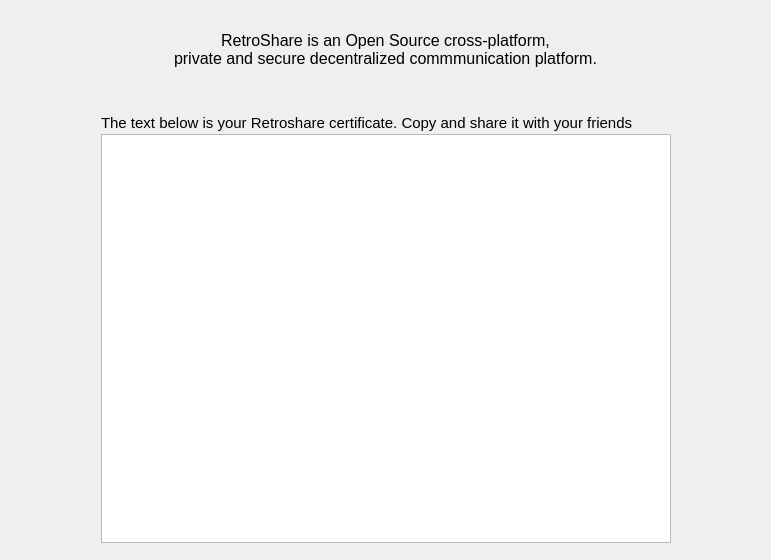
Old version of the form retroshare-gui/src/gui/HomePage.ui in the repository RetroShare/RetroShare.
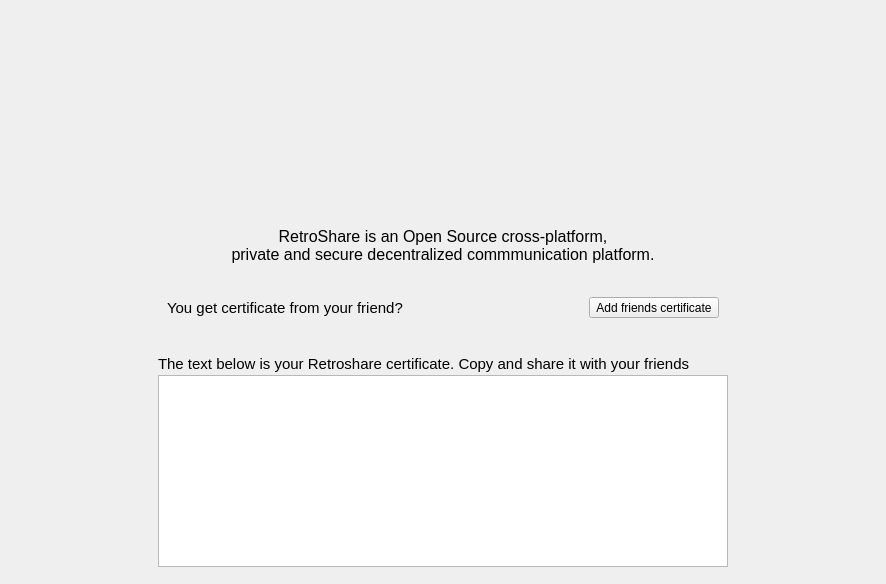
New version of the form. Icons and pictures are not drawn.

Commit message: Added "Add friends Certificate" Button for Home View, for call easy the Text Page for Paste friends Cert faster.

Diff of the .ui file:
```diff
--- a/retroshare-gui/src/gui/HomePage.ui
+++ b/retroshare-gui/src/gui/HomePage.ui
@@ -6,49 +6,34 @@
    <rect>
     <x>0</x>
     <y>0</y>
-    <width>771</width>
-    <height>560</height>
+    <width>886</width>
+    <height>584</height>
    </rect>
   </property>
   <property name="windowTitle">
    <string>Form</string>
   </property>
-  <layout class="QGridLayout" name="gridLayout_4">
-   <item row="3" column="1">
-    <widget class="QFrame" name="addFrame">
-     <layout class="QGridLayout" name="gridLayout_3">
-      <property name="leftMargin">
-       <number>0</number>
-      </property>
-      <property name="topMargin">
-       <number>0</number>
-      </property>
-      <property name="rightMargin">
-       <number>0</number>
-      </property>
-      <property name="bottomMargin">
-       <number>0</number>
-      </property>
-     </layout>
+  <layout class="QGridLayout" name="gridLayout_2">
+   <item row="0" column="0" colspan="4">
+    <widget class="QLabel" name="label">
+     <property name="sizePolicy">
+      <sizepolicy hsizetype="Expanding" vsizetype="Expanding">
+       <horstretch>0</horstretch>
+       <verstretch>0</verstretch>
+      </sizepolicy>
+     </property>
+     <property name="text">
+      <string/>
+     </property>
+     <property name="pixmap">
+      <pixmap resource="images.qrc">:/images/logo/logo_splash.png</pixmap>
+     </property>
+     <property name="alignment">
+      <set>Qt::AlignCenter</set>
+     </property>
     </widget>
    </item>
-   <item row="2" column="0" rowspan="2">
-    <spacer name="horizontalSpacer">
-     <property name="orientation">
-      <enum>Qt::Horizontal</enum>
-     </property>
-     <property name="sizeType">
-      <enum>QSizePolicy::Expanding</enum>
-     </property>
-     <property name="sizeHint" stdset="0">
-      <size>
-       <width>20</width>
-       <height>268</height>
-      </size>
-     </property>
-    </spacer>
-   </item>
-   <item row="2" column="1">
+   <item row="3" column="1" colspan="2">
     <layout class="QGridLayout" name="gridLayout">
      <property name="topMargin">
       <number>9</number>
@@ -59,7 +44,7 @@
      <property name="verticalSpacing">
       <number>2</number>
      </property>
-     <item row="0" column="0">
+     <item row="1" column="0">
       <widget class="QLabel" name="userCertLabel">
        <property name="sizePolicy">
         <sizepolicy hsizetype="Expanding" vsizetype="Preferred">
@@ -80,7 +65,7 @@
        </property>
       </widget>
      </item>
-     <item row="0" column="1">
+     <item row="1" column="1">
       <widget class="QToolButton" name="shareButton">
        <property name="sizePolicy">
         <sizepolicy hsizetype="Preferred" vsizetype="Preferred">
@@ -112,7 +97,7 @@
        </property>
       </widget>
      </item>
-     <item row="1" column="0" colspan="2">
+     <item row="2" column="0" colspan="2">
       <widget class="QPlainTextEdit" name="userCertEdit">
        <property name="font">
         <font>
@@ -122,6 +107,9 @@
        <property name="whatsThis">
         <string/>
        </property>
+       <property name="styleSheet">
+        <string notr="true"/>
+       </property>
        <property name="lineWrapMode">
         <enum>QPlainTextEdit::NoWrap</enum>
        </property>
@@ -138,36 +126,25 @@
      </item>
     </layout>
    </item>
-   <item row="2" column="2" rowspan="2">
-    <spacer name="horizontalSpacer_2">
-     <property name="orientation">
-      <enum>Qt::Horizontal</enum>
-     </property>
-     <property name="sizeType">
-      <enum>QSizePolicy::Expanding</enum>
-     </property>
-     <property name="sizeHint" stdset="0">
-      <size>
-       <width>20</width>
-       <height>288</height>
-      </size>
-     </property>
-    </spacer>
-   </item>
-   <item row="0" column="0" colspan="3">
-    <widget class="QLabel" name="label">
-     <property name="text">
-      <string/>
-     </property>
-     <property name="pixmap">
-      <pixmap resource="images.qrc">:/images/logo/logo_splash.png</pixmap>
-     </property>
-     <property name="alignment">
-      <set>Qt::AlignCenter</set>
-     </property>
+   <item row="4" column="1">
+    <widget class="QFrame" name="addFrame">
+     <layout class="QGridLayout" name="gridLayout_3">
+      <property name="leftMargin">
+       <number>0</number>
+      </property>
+      <property name="topMargin">
+       <number>0</number>
+      </property>
+      <property name="rightMargin">
+       <number>0</number>
+      </property>
+      <property name="bottomMargin">
+       <number>0</number>
+      </property>
+     </layout>
     </widget>
    </item>
-   <item row="1" column="0" colspan="3">
+   <item row="1" column="1" colspan="2">
     <widget class="QLabel" name="label_2">
      <property name="font">
       <font>
@@ -184,6 +161,53 @@
      </property>
     </widget>
    </item>
+   <item row="2" column="1" colspan="2">
+    <widget class="QFrame" name="addframe">
+     <property name="styleSheet">
+      <string notr="true"/>
+     </property>
+     <layout class="QHBoxLayout" name="horizontalLayout">
+      <item>
+       <widget class="QLabel" name="label_3">
+        <property name="font">
+         <font>
+          <pointsize>11</pointsize>
+         </font>
+        </property>
+        <property name="styleSheet">
+         <string notr="true"/>
+        </property>
+        <property name="text">
+         <string>You get certificate from your friend?</string>
+        </property>
+       </widget>
+      </item>
+      <item>
+       <widget class="QToolButton" name="addButton">
+        <property name="text">
+         <string>Add friends certificate</string>
+        </property>
+        <property name="icon">
+         <iconset resource="icons.qrc">
+          <normaloff>:/icons/png/invite.png</normaloff>:/icons/png/invite.png</iconset>
+        </property>
+        <property name="iconSize">
+         <size>
+          <width>24</width>
+          <height>24</height>
+         </size>
+        </property>
+        <property name="toolButtonStyle">
+         <enum>Qt::ToolButtonTextBesideIcon</enum>
+        </property>
+        <property name="autoRaise">
+         <bool>false</bool>
+        </property>
+       </widget>
+      </item>
+     </layout>
+    </widget>
+   </item>
   </layout>
  </widget>
  <resources>
```
The commit also changes 3 other files.
